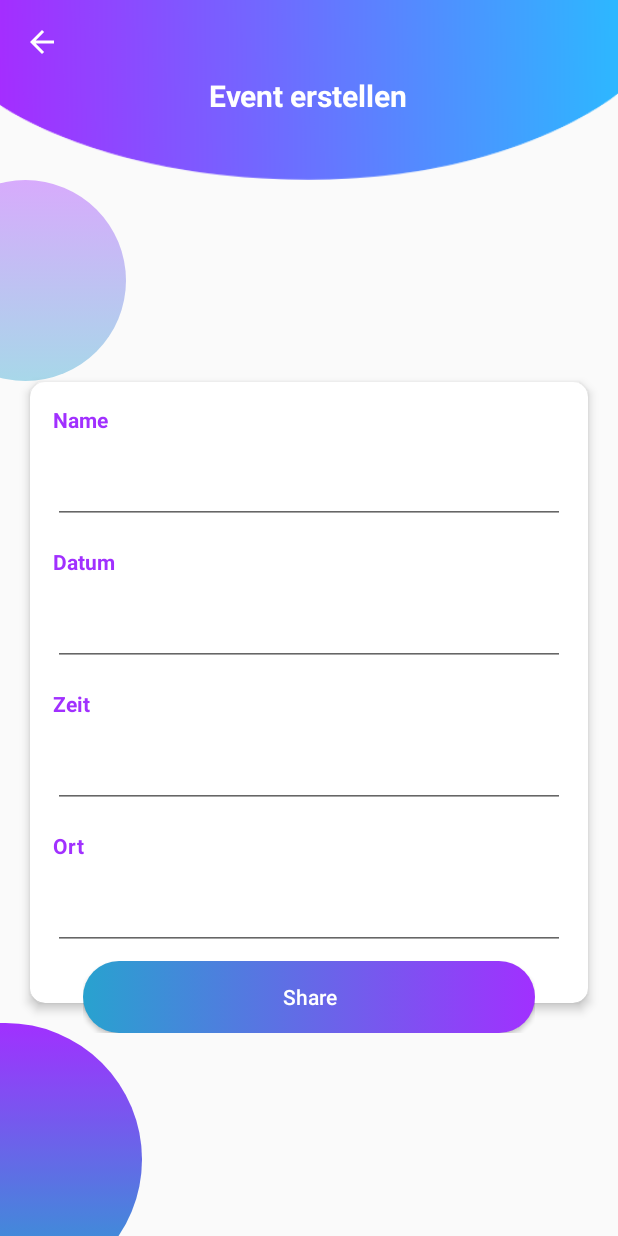
After one commit to leonstelzer/App, an Android app: the Eventerstellen screen opened directly, with no data from a screen before it, on a phone screen of 412 x 824 dp. The commit adds this screen. Run offline under Robolectric (Android 15) with nearby library versions, the phone set to English and light mode, and no system bars.

Commit message:
share button

```diff
--- a/app/src/main/AndroidManifest.xml
+++ b/app/src/main/AndroidManifest.xml
@@ -59,6 +59,11 @@
                 android:theme="@style/AppTheme.FullScreen"
                 android:label="Preferences"
                 />
+        <activity
+                android:name=".Eventerstellen"
+                android:theme="@style/AppTheme.FullScreen"
+                android:label="Preferences"
+                />
     </application>
 
 </manifest>
--- /dev/null
+++ b/app/src/main/java/com/mind/simplelogin/Eventerstellen.java
@@ -0,0 +1,89 @@
+package com.mind.simplelogin;
+
+import android.content.Intent;
+import android.support.v7.app.AppCompatActivity;
+import android.os.Bundle;
+import android.support.v7.widget.Toolbar;
+import android.view.Menu;
+import android.view.MenuItem;
+import android.view.View;
+import android.view.animation.Animation;
+import android.view.animation.AnimationUtils;
+import android.widget.Button;
+import android.widget.EditText;
+import android.widget.RelativeLayout;
+
+public class Eventerstellen extends AppCompatActivity {
+
+    private RelativeLayout rlayout;
+    private Animation animation;
+    private Menu menu;
+    private Button share;
+    EditText name;
+    EditText datum;
+    EditText zeit;
+    EditText ort;
+
+    @Override
+    protected void onCreate(Bundle savedInstanceState) {
+        super.onCreate(savedInstanceState);
+        setContentView(R.layout.event_erstellen);
+        Toolbar toolbar = (Toolbar) findViewById(R.id.toolbar);
+        setSupportActionBar(toolbar);
+        getSupportActionBar().setDisplayHomeAsUpEnabled(true);
+        getSupportActionBar().setTitle("");
+
+        rlayout     = findViewById(R.id.rlayout);
+        animation   = AnimationUtils.loadAnimation(this,R.anim.uptodown);
+        rlayout.setAnimation(animation);
+        share      = findViewById(R.id.btLogin);
+        name =findViewById(R.id.etEmail);
+        datum =findViewById(R.id.etUsername);
+        zeit =findViewById(R.id.etPassword);
+        ort =findViewById(R.id.etRePassword);
+       // String names = name.getText().toString();
+
+
+        share.setOnClickListener(new View.OnClickListener() {
+            @Override
+            public void onClick(View view) {
+                if (name.length()==0){
+                    name.setError("Name eingeben");
+                }
+                if (datum.length()==0){
+                    datum.setError("Datum eingeben");
+                }
+                if (zeit.length()==0){
+                    zeit.setError("Zeit eingeben");
+                }
+                if (ort.length()==0){
+                    ort.setError("Ort eingeben");
+                }
+                else {
+                    Intent intent = new Intent(Intent.ACTION_SEND);
+                    intent.setType("Text/plain");
+                    String shareBody = "file:///C:/Users/AMD/Desktop/App/Anfrage.html";
+                    String shareSubject = "jtzdfuz";
+                    intent.putExtra(Intent.EXTRA_TEXT, shareBody);
+                    intent.putExtra(Intent.EXTRA_SUBJECT, shareBody);
+                    startActivity(Intent.createChooser(intent, "Share"));
+                }
+            }
+        });
+
+
+
+
+
+    }
+
+    @Override
+    public boolean onOptionsItemSelected(MenuItem item) {
+        switch (item.getItemId()){
+            case android.R.id.home:
+                onBackPressed();
+                return true;
+        }
+        return super.onOptionsItemSelected(item);
+    }
+}
--- a/app/src/main/java/com/mind/simplelogin/Startseite.java
+++ b/app/src/main/java/com/mind/simplelogin/Startseite.java
@@ -10,7 +10,7 @@ public class Startseite extends AppCompatActivity {
 
     private LinearLayout profil;
     private LinearLayout newsfeed;
-
+    private LinearLayout erstellen;
     private LinearLayout friends;
 
     @Override
@@ -42,5 +42,13 @@ public class Startseite extends AppCompatActivity {
                 startActivity(intent);
             }
         });
+        erstellen = findViewById(R.id.erstellen);
+        erstellen.setOnClickListener(new View.OnClickListener() {
+            @Override
+            public void onClick(View v) {
+                Intent intent = new Intent(Startseite.this, Eventerstellen.class);
+                startActivity(intent);
+            }
+        });
     }
 }
--- a/app/src/main/res/layout/activity_startseite.xml
+++ b/app/src/main/res/layout/activity_startseite.xml
@@ -64,6 +64,7 @@
                 android:layout_height="190dp"
                 android:layout_margin="10dp">
             <LinearLayout
+                    android:id="@+id/erstellen"
                     android:layout_width="match_parent"
                     android:layout_height="match_parent"
                     android:orientation="vertical"
--- /dev/null
+++ b/app/src/main/res/layout/event_erstellen.xml
@@ -0,0 +1,192 @@
+<?xml version="1.0" encoding="utf-8"?>
+<RelativeLayout xmlns:android="http://schemas.android.com/apk/res/android"
+        xmlns:app="http://schemas.android.com/apk/res-auto"
+        xmlns:tools="http://schemas.android.com/tools"
+        android:layout_width="match_parent"
+        android:layout_height="match_parent"
+        android:focusable="true"
+        android:focusableInTouchMode="true"
+        tools:context=".Eventerstellen">
+
+    <android.support.v7.widget.Toolbar
+            android:id="@+id/toolbar"
+            android:layout_width="match_parent"
+            android:layout_height="120dp"
+            android:elevation="10dp"
+            android:background="@drawable/header_register"
+            android:theme="@style/ToolbarTheme" />
+
+    <TextView
+            android:id="@+id/event"
+            android:layout_width="wrap_content"
+            android:layout_height="wrap_content"
+            android:layout_centerHorizontal="true"
+            android:layout_marginTop="50dp"
+            android:elevation="10dp"
+            android:text="Event erstellen"
+            android:textColor="@color/colorWhite"
+            android:textSize="20sp"
+            android:textStyle="bold"
+            android:transitionName="login" />
+
+    <ImageView
+            android:id="@+id/circle2"
+            android:layout_width="182dp"
+            android:layout_height="182dp"
+            android:layout_alignParentLeft="true"
+            android:layout_alignParentBottom="true"
+            android:layout_marginLeft="-87dp"
+            android:layout_marginBottom="-40dp"
+            android:src="@drawable/circle" />
+
+    <ImageView
+            android:id="@+id/circleTes"
+            android:layout_width="134dp"
+            android:layout_height="134dp"
+            android:layout_below="@+id/toolbar"
+            android:layout_alignParentLeft="true"
+            android:layout_marginLeft="-50dp"
+            android:src="@drawable/circlet" />
+
+    <ScrollView
+            android:id="@+id/sv"
+            android:layout_width="match_parent"
+            android:layout_height="match_parent">
+
+        <RelativeLayout
+                android:id="@+id/rlayout"
+                android:layout_width="match_parent"
+                android:layout_height="match_parent"
+                android:layout_gravity="center"
+                android:layout_marginTop="50dp">
+
+            <android.support.v7.widget.CardView
+                    android:id="@+id/cv"
+                    android:layout_width="match_parent"
+                    android:layout_height="wrap_content"
+                    android:layout_margin="20dp"
+                    app:cardCornerRadius="10dp"
+                    app:cardElevation="4dp">
+
+                <RelativeLayout
+                        android:layout_width="wrap_content"
+                        android:layout_height="wrap_content"
+                        android:paddingBottom="35dp">
+
+                    <TextView
+                            android:id="@+id/tvEmail"
+                            android:layout_width="wrap_content"
+                            android:layout_height="wrap_content"
+                            android:layout_margin="15dp"
+                            android:text="Name"
+                            android:textColor="@color/colorPurple"
+                            android:textSize="14sp"
+                            android:textStyle="bold" />
+
+                    <EditText
+                            android:id="@+id/etEmail"
+                            android:layout_width="match_parent"
+                            android:layout_height="wrap_content"
+                            android:layout_below="@+id/tvEmail"
+                            android:layout_marginLeft="15dp"
+                            android:layout_marginRight="15dp"
+                            android:drawablePadding="30dp"
+                            android:inputType="textEmailAddress"
+                            android:padding="10dp" />
+
+
+                    <TextView
+                            android:id="@+id/tvUsername"
+                            android:layout_width="wrap_content"
+                            android:layout_height="wrap_content"
+                            android:layout_below="@+id/etEmail"
+                            android:layout_margin="15dp"
+                            android:text="Datum"
+                            android:textColor="@color/colorPurple"
+                            android:textSize="14sp"
+                            android:textStyle="bold" />
+
+                    <EditText
+                            android:id="@+id/etUsername"
+                            android:layout_width="match_parent"
+                            android:layout_height="wrap_content"
+                            android:layout_below="@+id/tvUsername"
+                            android:layout_marginLeft="15dp"
+                            android:layout_marginRight="15dp"
+                            android:drawablePadding="30dp"
+                            android:inputType="text"
+                            android:padding="10dp" />
+
+                    <TextView
+                            android:id="@+id/tvPassword"
+                            android:layout_width="wrap_content"
+                            android:layout_height="wrap_content"
+                            android:layout_below="@+id/etUsername"
+                            android:layout_margin="15dp"
+                            android:text="Zeit"
+                            android:textColor="@color/colorPurple"
+                            android:textSize="14sp"
+                            android:textStyle="bold" />
+
+                    <EditText
+                            android:id="@+id/etPassword"
+                            android:layout_width="match_parent"
+                            android:layout_height="wrap_content"
+                            android:layout_below="@+id/tvPassword"
+                            android:layout_marginLeft="15dp"
+                            android:layout_marginRight="15dp"
+                            android:drawablePadding="30dp"
+                            android:padding="10dp" />
+
+                    <TextView
+                            android:id="@+id/tvRePassword"
+                            android:layout_width="wrap_content"
+                            android:layout_height="wrap_content"
+                            android:layout_below="@+id/etPassword"
+                            android:layout_margin="15dp"
+                            android:text="Ort"
+                            android:textColor="@color/colorPurple"
+                            android:textSize="14sp"
+                            android:textStyle="bold" />
+
+                    <EditText
+                            android:id="@+id/etRePassword"
+                            android:layout_width="match_parent"
+                            android:layout_height="wrap_content"
+                            android:layout_below="@+id/tvRePassword"
+                            android:layout_marginLeft="15dp"
+                            android:layout_marginRight="15dp"
+                            android:drawablePadding="30dp"
+
+                            android:padding="10dp" />
+
+                </RelativeLayout>
+
+            </android.support.v7.widget.CardView>
+
+            <RelativeLayout
+                    android:layout_width="wrap_content"
+                    android:layout_height="wrap_content"
+                    android:layout_alignLeft="@+id/cv"
+                    android:layout_alignRight="@+id/cv"
+                    android:layout_alignBottom="@+id/cv"
+                    android:layout_centerHorizontal="true"
+                    android:layout_marginLeft="35dp"
+                    android:layout_marginRight="35dp"
+                    android:layout_marginBottom="-20dp"
+                    android:elevation="10dp">
+
+                <Button
+                        android:id="@+id/btLogin"
+                        android:layout_width="match_parent"
+                        android:layout_height="wrap_content"
+                        android:layout_centerVertical="true"
+                        android:background="@drawable/bt_uisquare"
+                        android:text="Share"
+                        android:textAllCaps="false"
+                        android:textColor="@color/colorWhite" />
+            </RelativeLayout>
+        </RelativeLayout>
+    </ScrollView>
+
+</RelativeLayout>
```
